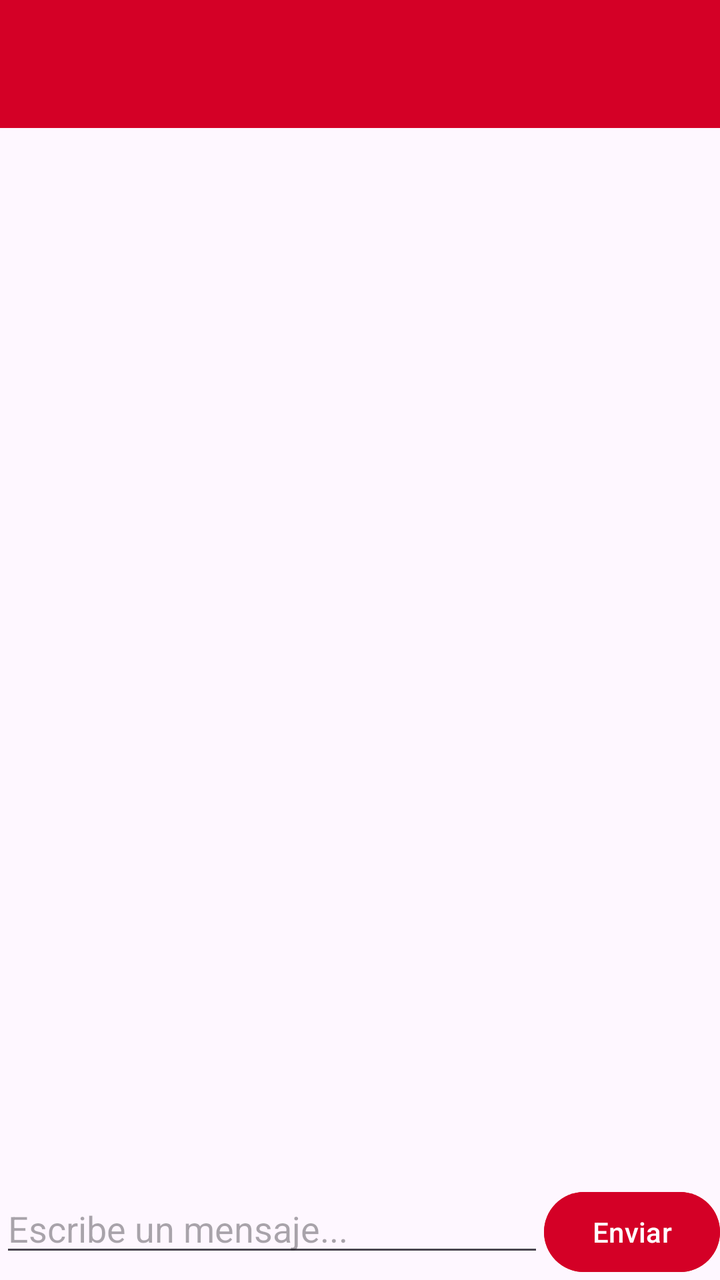
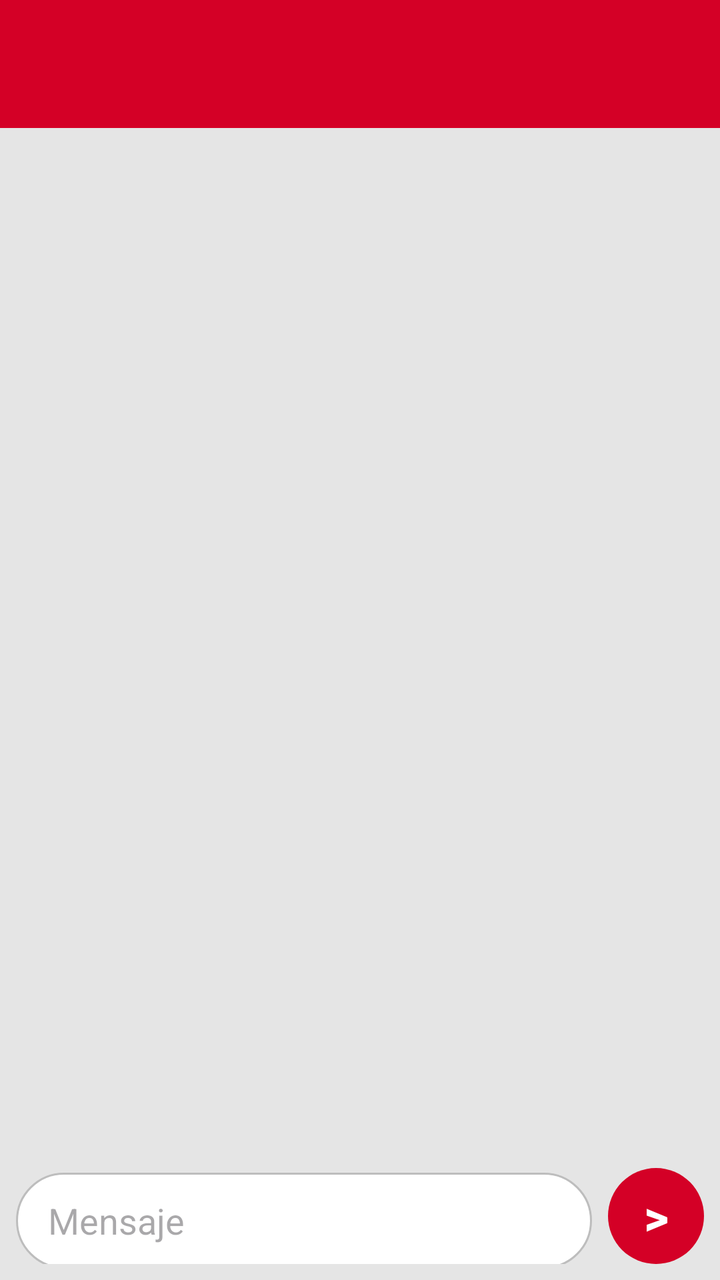

Screens rendered from an Android XML layout before and after an edit, with the pre-edit source and the edit as a unified diff.
<!-- AndroidManifest.xml: application theme Theme.INASAFE -->
<!-- res/layout/activity_chat.xml -->
<?xml version="1.0" encoding="utf-8"?>
<RelativeLayout xmlns:android="http://schemas.android.com/apk/res/android"
    xmlns:app="http://schemas.android.com/apk/res-auto"
    xmlns:tools="http://schemas.android.com/tools"
    android:layout_width="match_parent"
    android:layout_height="match_parent"
    tools:context=".ChatActivity">

    <com.google.android.material.appbar.AppBarLayout
        android:id="@+id/appBarLayout"
        android:layout_width="match_parent"
        android:layout_height="wrap_content">

        <com.google.android.material.appbar.MaterialToolbar
            android:id="@+id/topAppBar"
            android:layout_width="match_parent"
            android:layout_height="?attr/actionBarSize"
            app:titleTextColor="@color/white"
            android:background="@color/ina_red" />

    </com.google.android.material.appbar.AppBarLayout>

    <ListView
        android:id="@+id/chatListView"
        android:layout_width="match_parent"
        android:layout_height="match_parent"
        android:layout_above="@+id/linearLayout"
        android:layout_below="@+id/appBarLayout"
        android:divider="@android:color/transparent"
        android:dividerHeight="10.0sp"
        android:stackFromBottom="true"
        android:transcriptMode="alwaysScroll" />

    <LinearLayout
        android:id="@+id/linearLayout"
        android:layout_width="match_parent"
        android:layout_height="wrap_content"
        android:layout_alignParentBottom="true"
        android:orientation="horizontal">

        <EditText
            android:id="@+id/messageEditText"
            android:layout_width="0dp"
            android:layout_height="wrap_content"
            android:layout_weight="1"
            android:hint="Escribe un mensaje..." />

        <Button
            android:id="@+id/sendButton"
            android:layout_width="wrap_content"
            android:layout_height="wrap_content"
            android:backgroundTint="@color/ina_red"
            android:text="Enviar" />
    </LinearLayout>

</RelativeLayout>
<!-- resources referenced by this layout -->
<resources>
  <color name="ina_red">#D40026</color>
  <color name="white">#FFFFFFFF</color>
  <style name="Theme.INASAFE" parent="Base.Theme.INASAFE" />
  <style name="Base.Theme.INASAFE" parent="Theme.Material3.DayNight.NoActionBar">
          
          
      </style>
</resources>

<!-- the commit's change to res/layout/activity_chat.xml (unified diff, before → after) -->
@@ -4,6 +4,7 @@
     xmlns:tools="http://schemas.android.com/tools"
     android:layout_width="match_parent"
     android:layout_height="match_parent"
+    android:background="#E5E5E5"
     tools:context=".ChatActivity">
 
     <com.google.android.material.appbar.AppBarLayout
@@ -24,33 +25,52 @@
         android:id="@+id/chatListView"
         android:layout_width="match_parent"
         android:layout_height="match_parent"
-        android:layout_above="@+id/linearLayout"
+        android:layout_above="@+id/inputContainer"
         android:layout_below="@+id/appBarLayout"
         android:divider="@android:color/transparent"
-        android:dividerHeight="10.0sp"
+        android:dividerHeight="4dp"
+        android:padding="8dp"
+        android:clipToPadding="false"
         android:stackFromBottom="true"
         android:transcriptMode="alwaysScroll" />
 
     <LinearLayout
-        android:id="@+id/linearLayout"
+        android:id="@+id/inputContainer"
         android:layout_width="match_parent"
         android:layout_height="wrap_content"
         android:layout_alignParentBottom="true"
-        android:orientation="horizontal">
+        android:orientation="horizontal"
+        android:padding="8dp"
+        android:background="@android:color/transparent">
 
         <EditText
             android:id="@+id/messageEditText"
             android:layout_width="0dp"
             android:layout_height="wrap_content"
             android:layout_weight="1"
-            android:hint="Escribe un mensaje..." />
+            android:hint="Mensaje"
+            android:background="@drawable/bg_chat_input"
+            android:paddingStart="16dp"
+            android:paddingEnd="16dp"
+            android:paddingTop="10dp"
+            android:paddingBottom="10dp"
+            android:minHeight="48dp"
+            android:layout_marginEnd="8dp"/>
 
         <Button
             android:id="@+id/sendButton"
-            android:layout_width="wrap_content"
-            android:layout_height="wrap_content"
-            android:backgroundTint="@color/ina_red"
-            android:text="Enviar" />
+            android:layout_width="48dp"
+            android:layout_height="48dp"
+            android:background="@drawable/bg_circle_button"
+            android:text=">"
+            android:textColor="@color/white"
+            android:textSize="24sp"
+            android:textStyle="bold"
+            android:gravity="center"
+            android:padding="0dp"
+            android:insetTop="0dp"
+            android:insetBottom="0dp"
+            app:backgroundTint="@null"/>
     </LinearLayout>
 
 </RelativeLayout>
<!-- resource entries referenced after the edit -->
@@ -2,6 +2,18 @@
 <resources>
   <color name="ina_red">#D40026</color>
   <color name="white">#FFFFFFFF</color>
+  <!-- drawable bg_chat_input (drawable) -->
+  <?xml version="1.0" encoding="utf-8"?>
+  <shape xmlns:android="http://schemas.android.com/apk/res/android">
+      <solid android:color="@color/white"/>
+      <corners android:radius="24dp"/>
+      <stroke android:width="1dp" android:color="#BDBDBD"/>
+  </shape>
+  <!-- drawable bg_circle_button (drawable) -->
+  <?xml version="1.0" encoding="utf-8"?>
+  <shape xmlns:android="http://schemas.android.com/apk/res/android" android:shape="oval">
+      <solid android:color="@color/ina_red"/>
+  </shape>
   <style name="Theme.INASAFE" parent="Base.Theme.INASAFE" />
   <style name="Base.Theme.INASAFE" parent="Theme.Material3.DayNight.NoActionBar">
           
